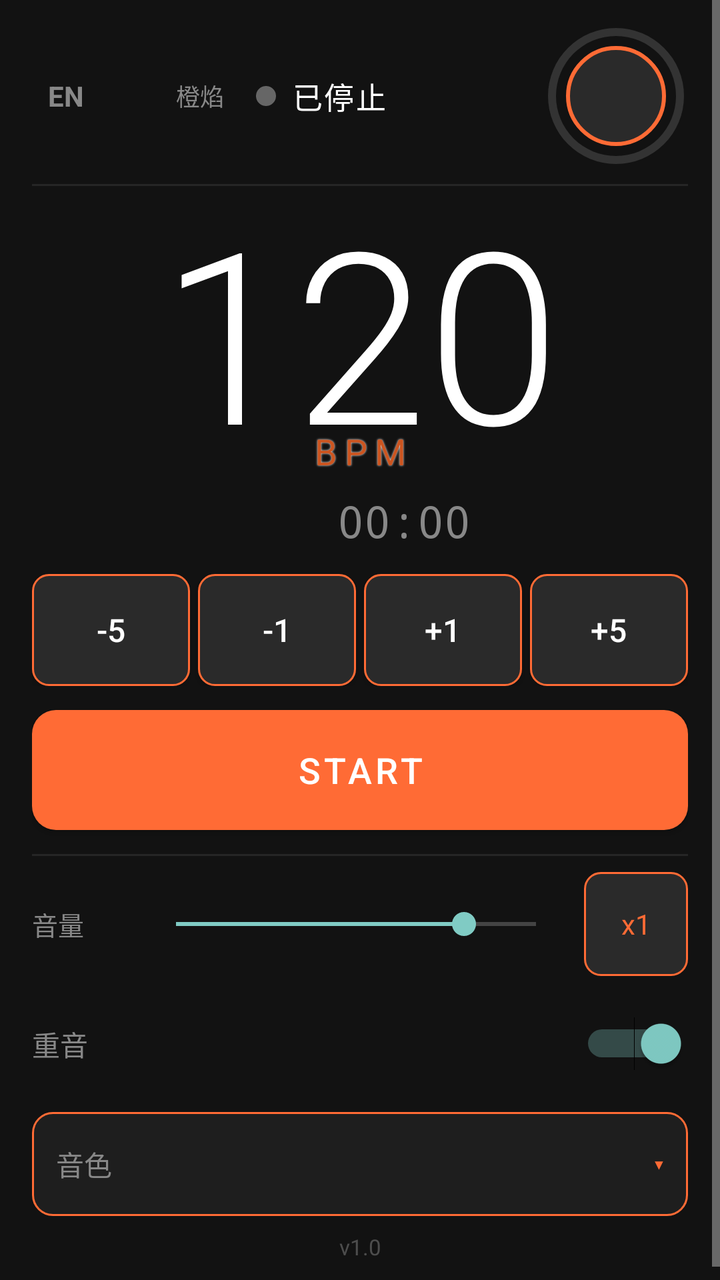
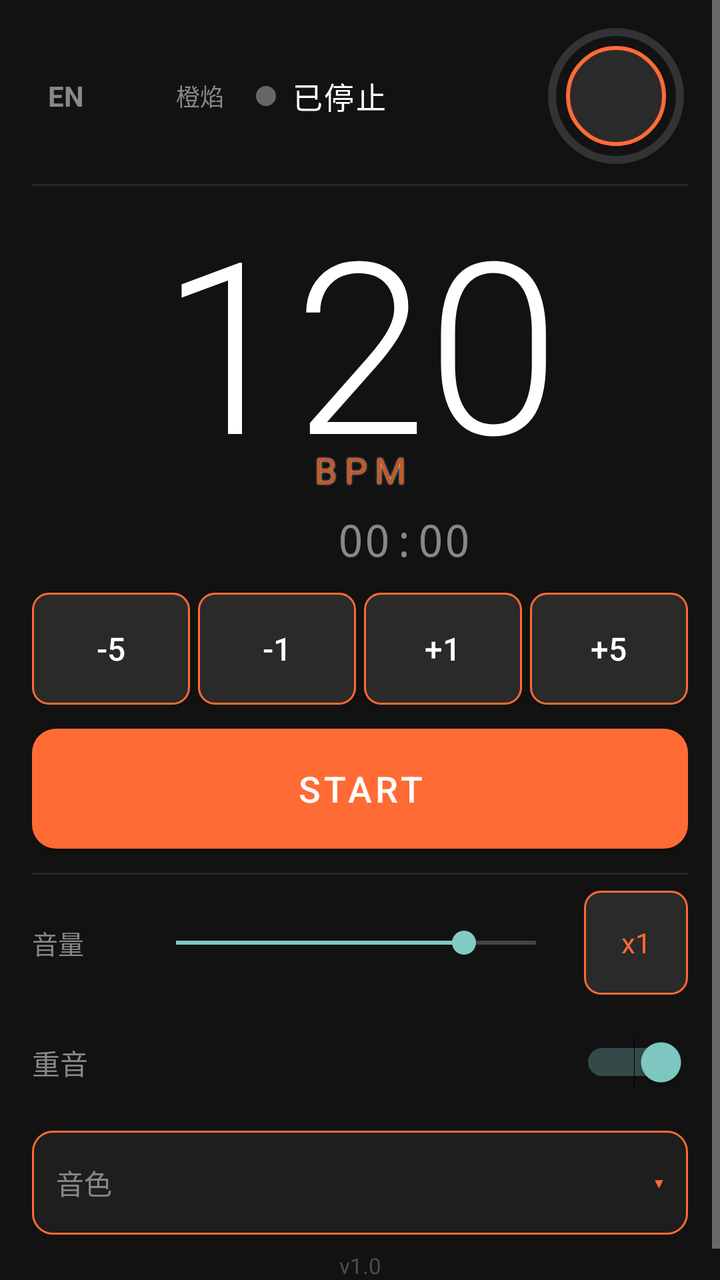

Compare the two renders of this Android layout. The source of the first and the diff that turns it into the second are given below.
<!-- AndroidManifest.xml: application theme Theme.RunBeatPro -->
<!-- res/layout/activity_main.xml -->
<?xml version="1.0" encoding="utf-8"?>
<ScrollView xmlns:android="http://schemas.android.com/apk/res/android"
    android:layout_width="match_parent"
    android:layout_height="match_parent"
    android:background="@color/background"
    android:fillViewport="true">

<LinearLayout
    android:layout_width="match_parent"
    android:layout_height="wrap_content"
    android:orientation="vertical"
    android:paddingHorizontal="16dp"
    android:paddingTop="12dp"
    android:paddingBottom="16dp">

    
    <LinearLayout
        android:id="@+id/layoutStatusBar"
        android:layout_width="match_parent"
        android:layout_height="wrap_content"
        android:orientation="horizontal"
        android:gravity="center_vertical"
        android:layout_marginBottom="8dp">

        
        <TextView
            android:id="@+id/btnLangToggle"
            android:layout_width="wrap_content"
            android:layout_height="wrap_content"
            android:padding="8dp"
            android:text="@string/lang_toggle"
            android:textColor="@color/textSecondary"
            android:textSize="14sp"
            android:textStyle="bold"
            android:background="?attr/selectableItemBackground"
            android:clickable="true"
            android:focusable="true"
            android:layout_marginEnd="8dp" />

        
        <LinearLayout
            android:id="@+id/layoutTheme"
            android:layout_width="wrap_content"
            android:layout_height="wrap_content"
            android:orientation="horizontal"
            android:gravity="center_vertical"
            android:clickable="true"
            android:focusable="true"
            android:background="?attr/selectableItemBackground"
            android:padding="4dp"
            android:layout_marginEnd="12dp">

            <View
                android:id="@+id/btnThemeColor"
                android:layout_width="20dp"
                android:layout_height="20dp"
                android:layout_marginEnd="6dp" />

            <TextView
                android:id="@+id/tvThemeName"
                android:layout_width="wrap_content"
                android:layout_height="wrap_content"
                android:text="橙焰"
                android:textColor="@color/textSecondary"
                android:textSize="12sp" />
        </LinearLayout>

        <View
            android:id="@+id/viewStatusDot"
            android:layout_width="10dp"
            android:layout_height="10dp"
            android:layout_marginEnd="8dp"
            android:background="@drawable/status_dot" />

        <TextView
            android:id="@+id/tvStatus"
            android:layout_width="0dp"
            android:layout_height="wrap_content"
            android:layout_weight="1"
            android:text="@string/status_stopped"
            android:textColor="@color/textPrimary"
            android:textSize="15sp"
            android:letterSpacing="0.05" />

        <FrameLayout
            android:layout_width="72dp"
            android:layout_height="72dp">

            <ProgressBar
                android:id="@+id/unlockProgress"
                style="?android:attr/progressBarStyleHorizontal"
                android:layout_width="match_parent"
                android:layout_height="match_parent"
                android:progressDrawable="@drawable/circular_progress"
                android:max="2000"
                android:progress="0"
                android:clickable="false"
                android:focusable="false" />

            <View
                android:layout_width="50dp"
                android:layout_height="50dp"
                android:layout_gravity="center"
                android:background="@drawable/btn_lock"
                android:clickable="false"
                android:focusable="false" />

            <Button
                android:id="@+id/btnLock"
                android:layout_width="match_parent"
                android:layout_height="match_parent"
                android:background="?attr/selectableItemBackgroundBorderless"
                android:contentDescription="Lock screen"
                android:text="" />

        </FrameLayout>

    </LinearLayout>

    <View
        android:layout_width="match_parent"
        android:layout_height="1dp"
        android:background="#262626"
        android:layout_marginBottom="8dp" />

    
    <FrameLayout
        android:layout_width="match_parent"
        android:layout_height="wrap_content"
        android:layout_marginBottom="4dp">

        <TextView
            android:id="@+id/tvBpm"
            android:layout_width="match_parent"
            android:layout_height="wrap_content"
            android:text="120"
            android:textColor="@color/textPrimary"
            android:textSize="120sp"
            android:fontFamily="sans-serif-light"
            android:gravity="center"
            android:includeFontPadding="false" />

        <TextView
            android:id="@+id/tvBpmLabel"
            android:layout_width="match_parent"
            android:layout_height="wrap_content"
            android:text="@string/label_bpm"
            android:textColor="@color/colorPrimaryVariant"
            android:textSize="18sp"
            android:letterSpacing="0.2"
            android:gravity="center_horizontal"
            android:layout_gravity="bottom"
            android:layout_marginBottom="4dp"
            android:shadowColor="#FFFFFF"
            android:shadowRadius="2"
            android:shadowDx="0"
            android:shadowDy="0" />

    </FrameLayout>

    
    <LinearLayout
        android:layout_width="match_parent"
        android:layout_height="wrap_content"
        android:orientation="horizontal"
        android:gravity="center_vertical"
        android:layout_marginBottom="12dp">

        <Space
            android:layout_width="44dp"
            android:layout_height="wrap_content" />

        <TextView
            android:id="@+id/tvTimer"
            android:layout_width="0dp"
            android:layout_height="wrap_content"
            android:layout_weight="1"
            android:text="00:00"
            android:textColor="@color/textSecondary"
            android:textSize="22sp"
            android:fontFamily="monospace"
            android:gravity="center" />

        <TextView
            android:id="@+id/btnRestart"
            android:layout_width="44dp"
            android:layout_height="44dp"
            android:text="↻"
            android:textColor="@color/textSecondary"
            android:textSize="22sp"
            android:gravity="center"
            android:background="@drawable/btn_bpm_control"
            android:clickable="true"
            android:focusable="true"
            android:visibility="gone" />

    </LinearLayout>

    
    <LinearLayout
        android:id="@+id/layoutBpmControls"
        android:layout_width="match_parent"
        android:layout_height="wrap_content"
        android:orientation="horizontal"
        android:layout_marginBottom="12dp">

        <Button
            android:id="@+id/btnBpmMinus5"
            android:layout_width="0dp"
            android:layout_height="56dp"
            android:layout_weight="1"
            android:text="-5"
            android:textColor="@color/textPrimary"
            android:textSize="16sp"
            android:background="@drawable/btn_bpm_control"
            android:layout_marginEnd="4dp" />

        <Button
            android:id="@+id/btnBpmMinus1"
            android:layout_width="0dp"
            android:layout_height="56dp"
            android:layout_weight="1"
            android:text="-1"
            android:textColor="@color/textPrimary"
            android:textSize="16sp"
            android:background="@drawable/btn_bpm_control"
            android:layout_marginEnd="4dp" />

        <Button
            android:id="@+id/btnBpmPlus1"
            android:layout_width="0dp"
            android:layout_height="56dp"
            android:layout_weight="1"
            android:text="+1"
            android:textColor="@color/textPrimary"
            android:textSize="16sp"
            android:background="@drawable/btn_bpm_control"
            android:layout_marginEnd="4dp" />

        <Button
            android:id="@+id/btnBpmPlus5"
            android:layout_width="0dp"
            android:layout_height="56dp"
            android:layout_weight="1"
            android:text="+5"
            android:textColor="@color/textPrimary"
            android:textSize="16sp"
            android:background="@drawable/btn_bpm_control" />

    </LinearLayout>

    
    <Button
        android:id="@+id/btnStartPause"
        android:layout_width="match_parent"
        android:layout_height="60dp"
        android:text="START"
        android:textColor="@color/textPrimary"
        android:textSize="18sp"
        android:letterSpacing="0.1"
        android:background="@drawable/btn_start_pause"
        android:layout_marginBottom="12dp" />

    <View
        android:layout_width="match_parent"
        android:layout_height="1dp"
        android:background="#262626"
        android:layout_marginBottom="8dp" />

    
    <LinearLayout
        android:layout_width="match_parent"
        android:layout_height="wrap_content"
        android:orientation="horizontal"
        android:gravity="center_vertical"
        android:layout_marginBottom="8dp">

        <TextView
            android:id="@+id/tvTickVolumeLabel"
            android:layout_width="56dp"
            android:layout_height="wrap_content"
            android:text="@string/label_volume"
            android:textColor="@color/textSecondary"
            android:textSize="13sp" />

        <SeekBar
            android:id="@+id/seekTickVolume"
            android:layout_width="0dp"
            android:layout_height="wrap_content"
            android:layout_weight="1"
            android:max="100"
            android:progress="80"
            android:layout_marginEnd="8dp" />

        <TextView
            android:id="@+id/btnGain"
            android:layout_width="52dp"
            android:layout_height="52dp"
            android:text="x1"
            android:textColor="@color/accent"
            android:textSize="14sp"
            android:gravity="center"
            android:background="@drawable/btn_bpm_control_ripple"
            android:clickable="true"
            android:focusable="true" />

    </LinearLayout>

    
    <LinearLayout
        android:id="@+id/layoutParams"
        android:layout_width="match_parent"
        android:layout_height="52dp"
        android:orientation="horizontal"
        android:gravity="center_vertical"
        android:layout_marginBottom="8dp">

        <TextView
            android:id="@+id/tvAccentLabel"
            android:layout_width="0dp"
            android:layout_height="wrap_content"
            android:layout_weight="1"
            android:text="@string/label_accent"
            android:textColor="@color/textSecondary"
            android:textSize="14sp" />

        <Switch
            android:id="@+id/switchAccent"
            android:layout_width="wrap_content"
            android:layout_height="wrap_content"
            android:checked="true" />

    </LinearLayout>

    
    <LinearLayout
        android:id="@+id/layoutTimbre"
        android:layout_width="match_parent"
        android:layout_height="52dp"
        android:orientation="horizontal"
        android:gravity="center_vertical"
        android:background="@drawable/bg_selector_row"
        android:clickable="true"
        android:focusable="true"
        android:paddingHorizontal="12dp"
        android:layout_marginBottom="8dp">

        <TextView
            android:layout_width="wrap_content"
            android:layout_height="wrap_content"
            android:text="@string/label_timbre"
            android:textColor="@color/textSecondary"
            android:textSize="14sp"
            android:layout_marginEnd="8dp" />

        <Space
            android:layout_width="0dp"
            android:layout_height="wrap_content"
            android:layout_weight="1" />

        <TextView
            android:id="@+id/tvTimbreName"
            android:layout_width="wrap_content"
            android:layout_height="wrap_content"
            android:text=""
            android:textColor="@color/accent"
            android:textSize="14sp"
            android:textStyle="bold" />

        <TextView
            android:id="@+id/tvTimbreArrow"
            android:layout_width="wrap_content"
            android:layout_height="wrap_content"
            android:text="  ▾"
            android:textColor="@color/accent"
            android:textSize="14sp" />

    </LinearLayout>

    
    <TextView
        android:id="@+id/tvBuildInfo"
        android:layout_width="match_parent"
        android:layout_height="wrap_content"
        android:text="v1.0"
        android:textColor="@color/textSecondary"
        android:textSize="11sp"
        android:gravity="center"
        android:alpha="0.5" />

</LinearLayout>
</ScrollView>
<!-- resources referenced by this layout -->
<resources>
  <color name="accent">#FF6B35</color>
  <color name="background">#121212</color>
  <color name="colorPrimaryVariant">#CC5520</color>
  <color name="textPrimary">#FFFFFF</color>
  <color name="textSecondary">#888888</color>
  <!-- drawable bg_selector_row (drawable) -->
  <?xml version="1.0" encoding="utf-8"?>
  <ripple xmlns:android="http://schemas.android.com/apk/res/android"
      android:color="#44FF6B35">
      <item>
          <shape android:shape="rectangle">
              <solid android:color="#1E1E1E" />
              <corners android:radius="10dp" />
              <stroke android:width="1dp" android:color="#FF6B35" />
          </shape>
      </item>
  </ripple>
  <!-- drawable btn_bpm_control (drawable) -->
  <?xml version="1.0" encoding="utf-8"?>
  <shape xmlns:android="http://schemas.android.com/apk/res/android">
      <solid android:color="#2A2A2A" />
      <corners android:radius="8dp" />
      <stroke android:width="1dp" android:color="#FF6B35" />
  </shape>
  <!-- drawable btn_bpm_control_ripple (drawable) -->
  <?xml version="1.0" encoding="utf-8"?>
  <ripple xmlns:android="http://schemas.android.com/apk/res/android"
      android:color="#FF6B35">
      <item android:id="@android:id/mask">
          <shape>
              <solid android:color="#FFFFFF" />
              <corners android:radius="8dp" />
          </shape>
      </item>
      <item>
          <shape>
              <solid android:color="#2A2A2A" />
              <corners android:radius="8dp" />
              <stroke android:width="1dp" android:color="#FF6B35" />
          </shape>
      </item>
  </ripple>
  <!-- drawable btn_lock (drawable) -->
  <?xml version="1.0" encoding="utf-8"?>
  <shape xmlns:android="http://schemas.android.com/apk/res/android"
      android:shape="oval">
      <solid android:color="#2A2A2A" />
      <stroke android:width="2dp" android:color="#FF6B35" />
  </shape>
  <!-- drawable btn_start_pause (drawable) -->
  <?xml version="1.0" encoding="utf-8"?>
  <shape xmlns:android="http://schemas.android.com/apk/res/android">
      <solid android:color="#FF6B35" />
      <corners android:radius="12dp" />
  </shape>
  <!-- drawable circular_progress (drawable) -->
  <?xml version="1.0" encoding="utf-8"?>
  <layer-list xmlns:android="http://schemas.android.com/apk/res/android">
      <item android:id="@android:id/background">
          <shape android:shape="ring"
              android:innerRadius="30dp"
              android:thickness="4dp"
              android:useLevel="false">
              <solid android:color="#333333" />
          </shape>
      </item>
      <item android:id="@android:id/progress">
          <rotate android:fromDegrees="-90" android:toDegrees="270">
              <shape android:shape="ring"
                  android:innerRadius="30dp"
                  android:thickness="4dp"
                  android:useLevel="true">
                  <solid android:color="@color/colorPrimary" />
              </shape>
          </rotate>
      </item>
  </layer-list>
  <!-- drawable status_dot (drawable) -->
  <?xml version="1.0" encoding="utf-8"?>
  <shape xmlns:android="http://schemas.android.com/apk/res/android" android:shape="oval">
      <solid android:color="#666666" />
      <size android:width="12dp" android:height="12dp" />
  </shape>
  <string name="label_accent">重音</string>
  <string name="label_bpm">BPM</string>
  <string name="label_timbre">音色</string>
  <string name="label_volume">音量</string>
  <string name="lang_toggle">EN</string>
  <string name="status_stopped">已停止</string>
  <style name="Theme.RunBeatPro" parent="Theme.AppCompat.NoActionBar">
          <item name="colorPrimary">#FF6B35</item>
          <item name="android:windowBackground">@color/background</item>
          <item name="android:statusBarColor">#FF6B35</item>
      </style>
  <color name="colorPrimary">#FF6B35</color>
</resources>

<!-- the commit's change to res/layout/activity_main.xml (unified diff, before → after) -->
@@ -22,7 +22,6 @@
         android:gravity="center_vertical"
         android:layout_marginBottom="8dp">
 
-        
         <TextView
             android:id="@+id/btnLangToggle"
             android:layout_width="wrap_content"
@@ -132,12 +131,17 @@
         <TextView
             android:id="@+id/tvBpm"
             android:layout_width="match_parent"
-            android:layout_height="wrap_content"
+            android:layout_height="150dp"
             android:text="120"
             android:textColor="@color/textPrimary"
             android:textSize="120sp"
             android:fontFamily="sans-serif-light"
             android:gravity="center"
+            android:maxLines="1"
+            android:autoSizeTextType="uniform"
+            android:autoSizeMinTextSize="64sp"
+            android:autoSizeMaxTextSize="120sp"
+            android:autoSizeStepGranularity="4sp"
             android:includeFontPadding="false" />
 
         <TextView
